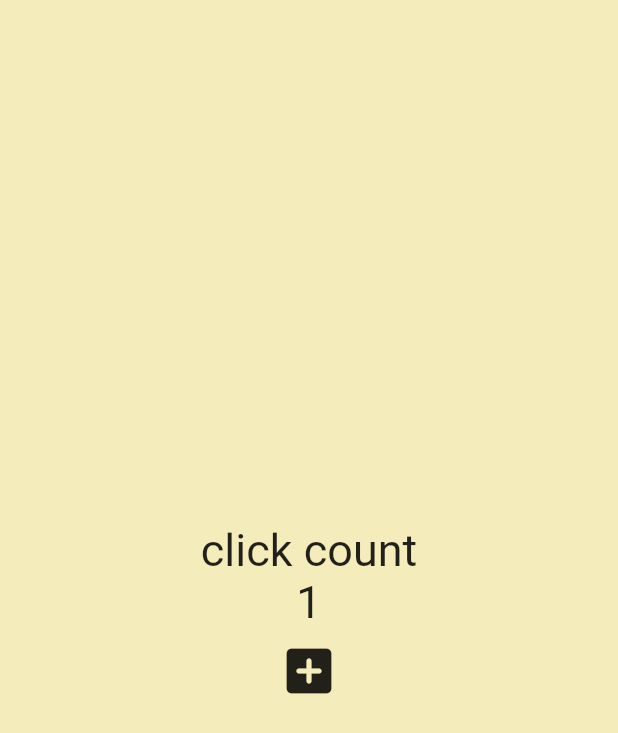
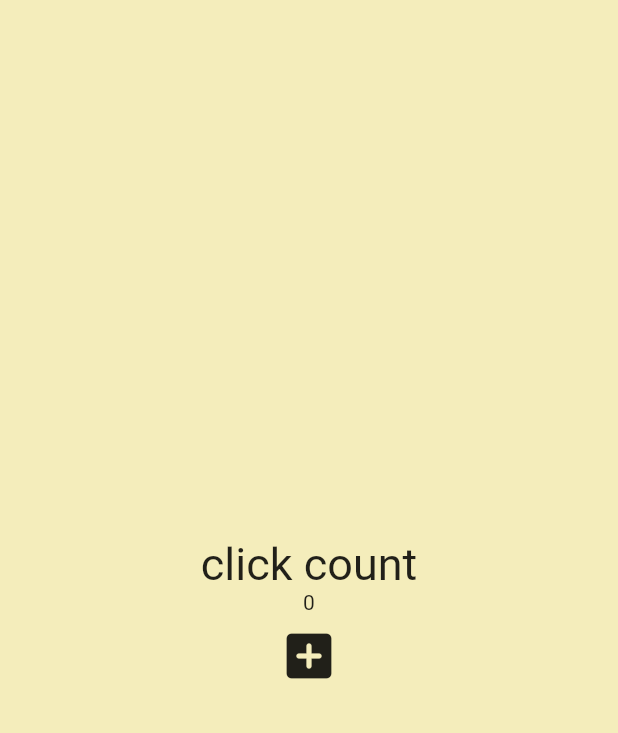
Before and after one commit to greyhawk16/stateWidgets_examples, a Flutter app: the screen it shows after launch, after a tap on the "add box" icon, on a phone screen of 412 x 824 dp. Shown: the top 733 px of the screen. Run offline on Flutter 3.47's test engine with Material 2 defaults, Android fonts, the phone set to English and light mode, and no system bars.

Commit message:
Update main.dart

```diff
--- a/lib/main.dart
+++ b/lib/main.dart
@@ -12,11 +12,11 @@
 }
 
 class _MyAppState extends State<MyApp> {
-  int counter = 0;
+  List<int> numbers = [];
 
   void onClicked() {
     setState(() {
-      counter = counter + 1;
+      numbers.add(numbers.length);
     });
   }
 
@@ -36,12 +36,7 @@
                   fontSize: 30,
                 ),
               ),
-              Text(
-                '$counter',
-                style: const TextStyle(
-                  fontSize: 30,
-                ),
-              ),
+              for (var n in numbers) Text('$n'),
               IconButton(
                 iconSize: 40,
                 onPressed: onClicked,
```
